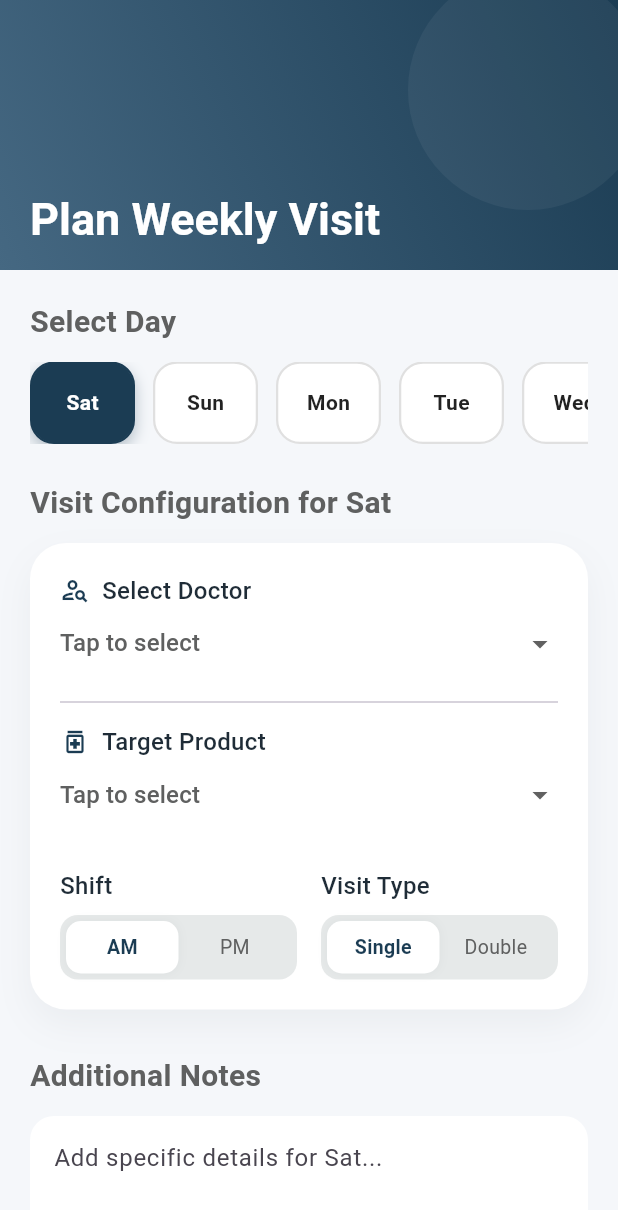
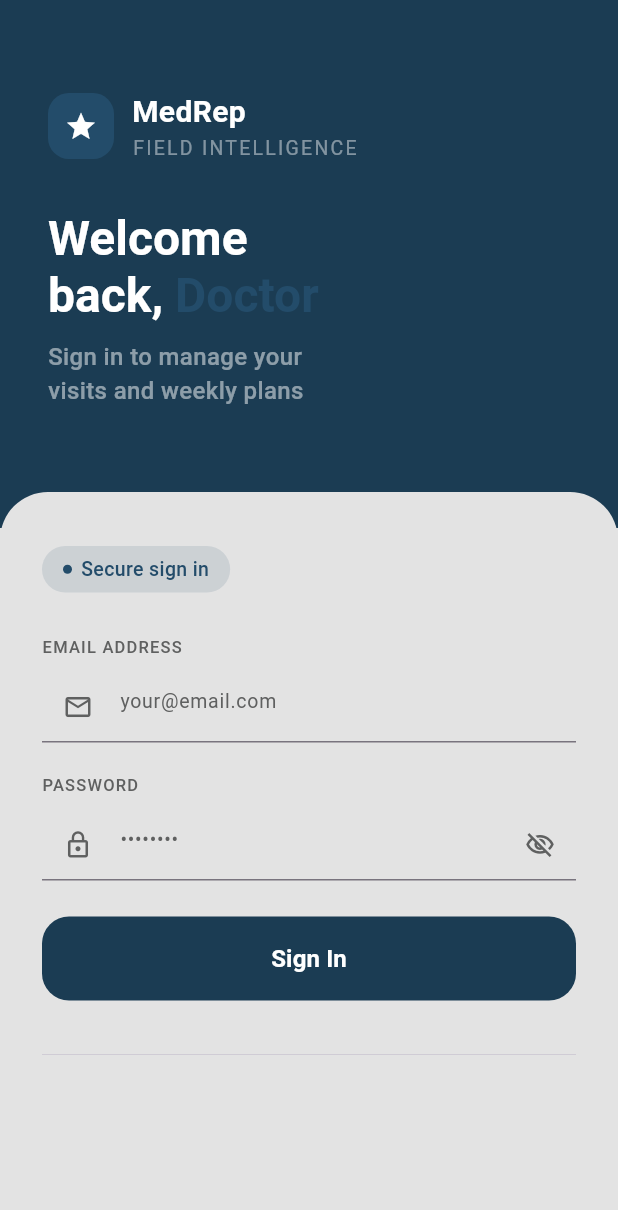
Before and after one commit to Rahma-Osama/Medical-Rep, a Flutter app: the screen it shows after launch, on a phone screen of 412 x 824 dp. Shown: the top 1210 px of the screen. Run offline on Flutter 3.47's test engine with Material 3 defaults, Android fonts, the phone set to English and light mode, and no system bars; our stand-ins replace bloc, flutter_bloc.

Commit message:
Login UI m,v,vm

```diff
--- a/lib/core/styles/app_color.dart
+++ b/lib/core/styles/app_color.dart
@@ -8,4 +8,5 @@ class AppColors {
   static Color grayColor = Color.fromARGB(255, 95, 96, 96);
    static Color lightgrayColor = Color.fromARGB(255, 230, 233, 233);
   static Color whiteColor = Color(0xffffffff);
+  static Color errorColor = Color(0xffE53935);
 }
--- a/lib/core/styles/app_text_style.dart
+++ b/lib/core/styles/app_text_style.dart
@@ -34,4 +34,22 @@ class AppTextStyle{
     color: AppColors.blackColor,
   );
 
+    static TextStyle displayTitle = TextStyle(
+      fontSize: 32,
+      fontWeight: FontWeight.bold,
+      color: AppColors.primaryColor,
+    );
+
+    static TextStyle label = TextStyle(
+      fontSize: 11,
+      fontWeight: FontWeight.w500,
+      color: AppColors.grayColor,
+      letterSpacing: 0.8,
+    );
+
+    static TextStyle hint = TextStyle(
+      fontSize: 13,
+      fontWeight: FontWeight.w400,
+      color: AppColors.grayColor,
+    );
 }
--- a/lib/core/utils/app_text_style.dart
+++ b/lib/core/utils/app_text_style.dart
@@ -1,37 +1,37 @@
-import 'package:finance_app/core/styling/app_colors.dart';
-import 'package:finance_app/core/styling/app_fonts.dart';
-import 'package:flutter/material.dart';
-import 'package:flutter_screenutil/flutter_screenutil.dart';
-
-class AppTextStyle{
-  static TextStyle appName = TextStyle(
-    fontSize: 35.sp,
-    fontWeight: FontWeight.bold,
-    color: AppColors.primaryColor,
-  );
-
-  static TextStyle HeadLine1 = TextStyle(
-    fontSize: 30.sp,
-    fontWeight: FontWeight.bold,
-    color: AppColors.primaryColor,
-  );
-
-  static TextStyle title = TextStyle(
-    fontSize: 22.sp,
-    fontWeight: FontWeight.bold,
-    color: AppColors.blackColor,
-  );
-
-  static TextStyle subtitle = TextStyle(
-    fontSize: 20.sp,
-    fontWeight: FontWeight.w600,
-    color: AppColors.blackColor,
-  );
-
-  static TextStyle body = TextStyle(
-    fontSize: 18.sp,
-    fontWeight: FontWeight.w500,
-    color: AppColors.blackColor,
-  );
-
-}
+// import 'package:finance_app/core/styling/app_colors.dart';
+// import 'package:finance_app/core/styling/app_fonts.dart';
+// import 'package:flutter/material.dart';
+// import 'package:flutter_screenutil/flutter_screenutil.dart';
+//
+// class AppTextStyle{
+//   static TextStyle appName = TextStyle(
+//     fontSize: 35.sp,
+//     fontWeight: FontWeight.bold,
+//     color: AppColors.primaryColor,
+//   );
+//
+//   static TextStyle HeadLine1 = TextStyle(
+//     fontSize: 30.sp,
+//     fontWeight: FontWeight.bold,
+//     color: AppColors.primaryColor,
+//   );
+//
+//   static TextStyle title = TextStyle(
+//     fontSize: 22.sp,
+//     fontWeight: FontWeight.bold,
+//     color: AppColors.blackColor,
+//   );
+//
+//   static TextStyle subtitle = TextStyle(
+//     fontSize: 20.sp,
+//     fontWeight: FontWeight.w600,
+//     color: AppColors.blackColor,
+//   );
+//
+//   static TextStyle body = TextStyle(
+//     fontSize: 18.sp,
+//     fontWeight: FontWeight.w500,
+//     color: AppColors.blackColor,
+//   );
+//
+// }
--- /dev/null
+++ b/lib/features/Auth/models/login_request_model.dart
@@ -0,0 +1,14 @@
+class LoginRequestModel {
+  final String email;
+  final String password;
+
+  const LoginRequestModel({
+    required this.email,
+    required this.password,
+  });
+
+  Map<String, dynamic> toJson() => {
+    'email': email,
+    'password': password,
+  };
+}
--- /dev/null
+++ b/lib/features/Auth/viewmodels/login_cubit.dart
@@ -0,0 +1,45 @@
+import 'package:bloc/bloc.dart';
+import 'package:flutter/material.dart';
+import '../models/login_request_model.dart';
+
+part 'login_states.dart';
+
+class LoginCubit extends Cubit<LoginState> {
+  LoginCubit() : super(LoginInitial());
+
+  final emailController = TextEditingController();
+  final passwordController = TextEditingController();
+  final formKey = GlobalKey<FormState>();
+  bool obscurePassword = true;
+
+  void togglePasswordVisibility() {
+    obscurePassword = !obscurePassword;
+    emit(LoginInitial());
+  }
+
+  Future<void> login() async {
+    if (!formKey.currentState!.validate()) return;
+
+    emit(LoginLoading());
+
+    final request = LoginRequestModel(
+      email: emailController.text.trim(),
+      password: passwordController.text.trim(),
+    );
+
+    try {
+      // TODO: استبدل بـ repository call
+      await Future.delayed(const Duration(seconds: 2));
+      emit(LoginSuccess());
+    } catch (e) {
+      emit(LoginFailure(e.toString()));
+    }
+  }
+
+  @override
+  Future<void> close() {
+    emailController.dispose();
+    passwordController.dispose();
+    return super.close();
+  }
+}
--- /dev/null
+++ b/lib/features/Auth/viewmodels/login_states.dart
@@ -0,0 +1,14 @@
+part of 'login_cubit.dart';
+
+abstract class LoginState {}
+
+class LoginInitial extends LoginState {}
+
+class LoginLoading extends LoginState {}
+
+class LoginSuccess extends LoginState {}
+
+class LoginFailure extends LoginState {
+  final String message;
+  LoginFailure(this.message);
+}
--- /dev/null
+++ b/lib/features/Auth/views/LoginView.dart
@@ -0,0 +1,29 @@
+import 'package:flutter/material.dart';
+import 'package:flutter_bloc/flutter_bloc.dart';
+import 'package:medical_rep/core/styles/app_color.dart';
+import '../viewmodels/login_cubit.dart';
+import 'widgets/login_hero_section.dart';
+import 'widgets/login_form_card.dart';
+
+class LoginScreen extends StatelessWidget {
+  const LoginScreen({super.key});
+
+  @override
+  Widget build(BuildContext context) {
+    return BlocProvider(
+      create: (_) => LoginCubit(),
+      child: Scaffold(
+        backgroundColor: AppColors.backgroundColor,
+        body: SingleChildScrollView(
+          physics: const BouncingScrollPhysics(),
+          child: Column(
+            children: const [
+              LoginHeroSection(),
+              LoginFormCard(),
+            ],
+          ),
+        ),
+      ),
+    );
+  }
+}
--- /dev/null
+++ b/lib/features/Auth/views/widgets/login_form_card.dart
@@ -0,0 +1,157 @@
+import 'package:flutter/material.dart';
+import 'package:flutter_bloc/flutter_bloc.dart';
+import 'package:medical_rep/core/styles/app_color.dart';
+import 'package:medical_rep/core/styles/app_text_style.dart';
+import 'package:medical_rep/core/widgets/custom_button_widget.dart';
+import '../../viewmodels/login_cubit.dart';
+
+class LoginFormCard extends StatelessWidget {
+  const LoginFormCard({super.key});
+
+  @override
+  Widget build(BuildContext context) {
+    final cubit = context.read<LoginCubit>();
+
+    return Transform.translate(
+      offset: const Offset(0, -24),
+      child: Container(
+        decoration: BoxDecoration(
+          color: AppColors.backgroundColor,
+          borderRadius: const BorderRadius.vertical(top: Radius.circular(32)),
+        ),
+        padding: const EdgeInsets.fromLTRB(28, 36, 28, 40),
+        child: Form(
+          key: cubit.formKey,
+          child: Column(
+            crossAxisAlignment: CrossAxisAlignment.start,
+            children: [
+              _buildSecureBadge(),
+              const SizedBox(height: 28),
+              _buildEmailField(cubit),
+              const SizedBox(height: 20),
+              _buildPasswordField(context, cubit),
+              // const SizedBox(height: 8),
+              const SizedBox(height: 24),
+              _buildSignInButton(context, cubit),
+              const SizedBox(height: 28),
+              const Divider(thickness: 0.5),
+            ],
+          ),
+        ),
+      ),
+    );
+  }
+
+  Widget _buildSecureBadge() {
+    return Container(
+      padding: const EdgeInsets.symmetric(horizontal: 14, vertical: 6),
+      decoration: BoxDecoration(
+        color: AppColors.secondaryColor.withOpacity(0.12),
+        borderRadius: BorderRadius.circular(20),
+      ),
+      child: Row(
+        mainAxisSize: MainAxisSize.min,
+        children: [
+          CircleAvatar(radius: 3, backgroundColor: AppColors.secondaryColor),
+          const SizedBox(width: 6),
+          Text(
+            "Secure sign in",
+            style: AppTextStyle.hint.copyWith(color: AppColors.secondaryColor, fontWeight: FontWeight.w500),
+          ),
+        ],
+      ),
+    );
+  }
+
+  Widget _buildEmailField(LoginCubit cubit) {
+    return Column(
+      crossAxisAlignment: CrossAxisAlignment.start,
+      children: [
+        Text("EMAIL ADDRESS", style: AppTextStyle.label),
+        const SizedBox(height: 8),
+        TextFormField(
+          controller: cubit.emailController,
+          keyboardType: TextInputType.emailAddress,
+          validator: (val) {
+            if (val == null || val.isEmpty) return "Email is required";
+            if (!val.contains('@')) return "Enter a valid email";
+            return null;
+          },
+          decoration: InputDecoration(
+            hintText: "your@email.com",
+            hintStyle: AppTextStyle.hint,
+            prefixIcon: Icon(Icons.email_outlined, color: AppColors.grayColor, size: 20),
+          ),
+        ),
+      ],
+    );
+  }
+
+  Widget _buildPasswordField(BuildContext context, LoginCubit cubit) {
+    return BlocBuilder<LoginCubit, LoginState>(
+      buildWhen: (prev, curr) => curr is LoginInitial,
+      builder: (context, state) {
+        return Column(
+          crossAxisAlignment: CrossAxisAlignment.start,
+          children: [
+            Text("PASSWORD", style: AppTextStyle.label),
+            const SizedBox(height: 8),
+            TextFormField(
+              controller: cubit.passwordController,
+              obscureText: cubit.obscurePassword,
+              validator: (val) {
+                if (val == null || val.isEmpty) return "Password is required";
+                if (val.length < 6) return "Minimum 6 characters";
+                return null;
+              },
+              decoration: InputDecoration(
+                hintText: "••••••••",
+                hintStyle: AppTextStyle.hint,
+                prefixIcon: Icon(Icons.lock_outline, color: AppColors.grayColor, size: 20),
+                suffixIcon: IconButton(
+                  icon: Icon(
+                    cubit.obscurePassword ? Icons.visibility_off_outlined : Icons.visibility_outlined,
+                    color: AppColors.grayColor,
+                    size: 20,
+                  ),
+                  onPressed: cubit.togglePasswordVisibility,
+                ),
+              ),
+            ),
+          ],
+        );
+      },
+    );
+  }
+
+
+  Widget _buildSignInButton(BuildContext context, LoginCubit cubit) {
+    return BlocConsumer<LoginCubit, LoginState>(
+      listener: (context, state) {
+        if (state is LoginSuccess) {
+          // TODO: Navigate to home
+        }
+        if (state is LoginFailure) {
+          ScaffoldMessenger.of(context).showSnackBar(
+            SnackBar(content: Text(state.message), backgroundColor: AppColors.errorColor),
+          );
+        }
+      },
+      builder: (context, state) {
+        return SizedBox(
+          width: double.infinity,
+          height: 56,
+          child: state is LoginLoading
+              ? Center(child: CircularProgressIndicator(color: AppColors.primaryColor))
+              : CustomElevatedButton(
+            text: "Sign In",
+            onPressed: cubit.login,
+          ),
+        );
+      },
+    );
+  }
+
+
+
+}
--- /dev/null
+++ b/lib/features/Auth/views/widgets/login_hero_section.dart
@@ -0,0 +1,78 @@
+import 'package:flutter/material.dart';
+import 'package:medical_rep/core/styles/app_color.dart';
+import 'package:medical_rep/core/styles/app_text_style.dart';
+
+class LoginHeroSection extends StatelessWidget {
+  const LoginHeroSection({super.key});
+
+  @override
+  Widget build(BuildContext context) {
+    return Container(
+      width: double.infinity,
+      color: AppColors.primaryColor,
+      padding: const EdgeInsets.fromLTRB(32, 60, 32, 80),
+      child: Column(
+        crossAxisAlignment: CrossAxisAlignment.start,
+        children: [
+          _buildLogo(),
+          const SizedBox(height: 32),
+          _buildTitle(),
+          const SizedBox(height: 10),
+          _buildSubtitle(),
+        ],
+      ),
+    );
+  }
+
+  Widget _buildLogo() {
+    return Row(
+      children: [
+        Container(
+          width: 44,
+          height: 44,
+          decoration: BoxDecoration(
+            color: AppColors.secondaryColor,
+            borderRadius: BorderRadius.circular(14),
+          ),
+          child: Icon(Icons.star, color: AppColors.whiteColor, size: 22),
+        ),
+        const SizedBox(width: 12),
+        Column(
+          crossAxisAlignment: CrossAxisAlignment.start,
+          children: [
+            Text("MedRep", style: AppTextStyle.title.copyWith(color: AppColors.whiteColor)),
+            Text(
+              "FIELD INTELLIGENCE",
+              style: AppTextStyle.hint.copyWith(
+                color: AppColors.whiteColor.withOpacity(0.45),
+                letterSpacing: 1.5,
+              ),
+            ),
+          ],
+        ),
+      ],
+    );
+  }
+
+  Widget _buildTitle() {
+    return RichText(
+      text: TextSpan(
+        style: AppTextStyle.displayTitle.copyWith(color: AppColors.whiteColor),
+        children: [
+          const TextSpan(text: "Welcome\nback, "),
+          TextSpan(
+            text: "Doctor",
+            style: TextStyle(color: AppColors.secondaryColor),
+          ),
+        ],
+      ),
+    );
+  }
+
+  Widget _buildSubtitle() {
+    return Text(
+      "Sign in to manage your\nvisits and weekly plans",
+      style: AppTextStyle.body.copyWith(color: AppColors.whiteColor.withOpacity(0.5)),
+    );
+  }
+}
--- a/lib/main.dart
+++ b/lib/main.dart
@@ -1,4 +1,5 @@
 import 'package:flutter/material.dart';
+import 'package:medical_rep/features/Auth/views/LoginView.dart';
 import 'package:medical_rep/features/weekly_planning/views/create_weekly_plan_view.dart';
 import 'package:medical_rep/features/weekly_planning/views/weekly_plan_status_view.dart';
 
@@ -12,7 +13,7 @@ class MedicalApp extends StatelessWidget {
   Widget build(BuildContext context) {
     return MaterialApp(
       debugShowCheckedModeBanner: false,
-      home: CreatePlanScreen(),
+      home: LoginScreen(),
     );
   }
 }
--- a/pubspec.yaml
+++ b/pubspec.yaml
@@ -34,6 +34,8 @@ dependencies:
   # The following adds the Cupertino Icons font to your application.
   # Use with the CupertinoIcons class for iOS style icons.
   cupertino_icons: ^1.0.8
+  bloc: ^9.2.0
+  flutter_bloc: ^9.1.1
 
 dev_dependencies:
   flutter_test:
```
Also changed, not shown: pubspec.lock.
